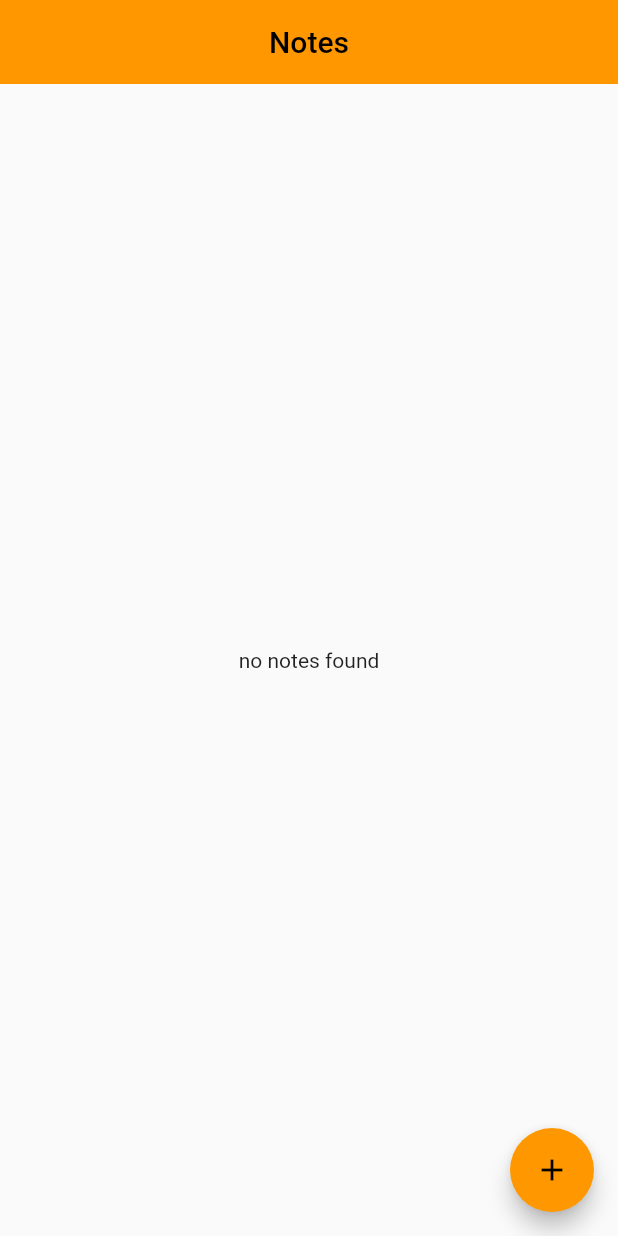
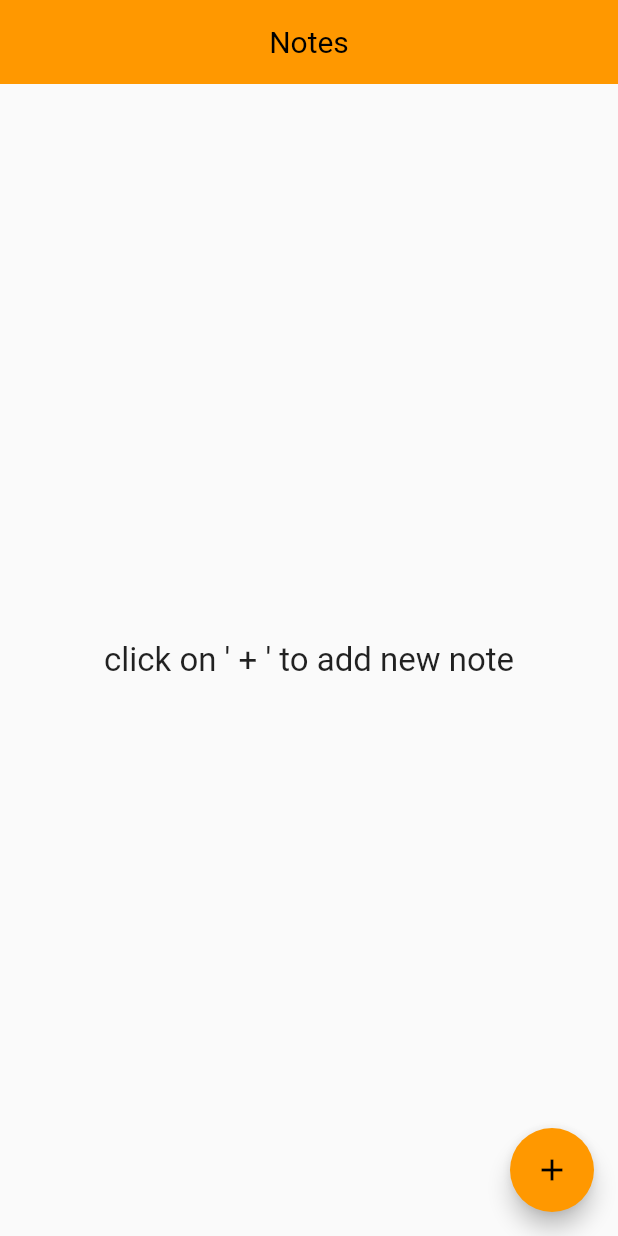
Before and after one commit to hemantjamdev/noteapp, a Flutter app: the screen it shows after launch, on a phone screen of 412 x 824 dp. Run offline on Flutter 3.47's test engine with Material 2 defaults, Android fonts, the phone set to English and light mode, and no system bars; our stand-ins replace hive, hive_flutter; accounts and stored records are empty.

Commit message:
hive added

```diff
--- a/lib/constant/strings.dart
+++ b/lib/constant/strings.dart
@@ -1,3 +1,4 @@
 class Strings {
   static const String dbName = "note_database";
+  static const String title="Notes";
 }
--- a/lib/main.dart
+++ b/lib/main.dart
@@ -2,12 +2,10 @@ import 'dart:io';
 import 'package:flutter/material.dart';
 import 'package:flutter/services.dart';
 import 'package:noteapp/screen/notes_list.dart';
-import 'package:provider/provider.dart';
 import 'package:hive/hive.dart';
 import 'package:path_provider/path_provider.dart' as path_provider;
 import 'constant/strings.dart';
 import 'model/notes_model.dart';
-import 'notifier/notes_notifier.dart';
 
 void main() async {
   WidgetsFlutterBinding.ensureInitialized();
@@ -22,7 +20,7 @@ void main() async {
   Hive.registerAdapter(NotesModelAdapter());
 
   ///create box(table) to store notes
-  Hive.openBox<NotesModelAdapter>(Strings.dbName);
+  await Hive.openBox<NotesModel>(Strings.dbName);
 
   SystemChrome.setPreferredOrientations([DeviceOrientation.portraitUp])
       .then((value) => runApp(const NotesApp()));
@@ -33,14 +31,11 @@ class NotesApp extends StatelessWidget {
 
   @override
   Widget build(BuildContext context) {
-    return MultiProvider(
-      providers: [ChangeNotifierProvider(create: (context) => NotesNotifier())],
-      child: MaterialApp(
-        title: "TODO",
-        debugShowCheckedModeBanner: false,
-        theme: ThemeData(primarySwatch: Colors.orange),
-        home: const NotesList(),
-      ),
+    return MaterialApp(
+      title: "TODO",
+      debugShowCheckedModeBanner: false,
+      theme: ThemeData(primarySwatch: Colors.orange),
+      home: const NotesList(),
     );
   }
 }
--- a/lib/notifier/notes_notifier.dart
+++ b/lib/notifier/notes_notifier.dart
@@ -1,10 +1,17 @@
+/*
+import 'dart:developer';
+
 import 'package:flutter/material.dart';
 import 'package:hive/hive.dart';
+import 'package:noteapp/constant/strings.dart';
 import 'package:noteapp/model/notes_model.dart';
 
 class NotesNotifier with ChangeNotifier {
+  NotesNotifier() {
+    getItem();
+  }
   List<NotesModel> notes = [];
-  List notelist = <NotesModel>[];
+
   addNote(NotesModel note) {
     notes.add(note);
     notifyListeners();
@@ -25,20 +32,17 @@ class NotesNotifier with ChangeNotifier {
   }
 
   addItem(NotesModel item) async {
-    var box = await Hive.openBox<NotesModel>('notes');
+    var box = await Hive.openBox<NotesModel>(Strings.dbName);
 
     box.add(item);
 
     notifyListeners();
   }
 
-
-
   getItem() async {
-    final box = await Hive.openBox<NotesModel>('notes');
-
-    notelist = box.values.toList();
-
+    final box =  Hive.box<NotesModel>(Strings.dbName);
+    notes = box.values.toList();
     notifyListeners();
   }
 }
+*/
--- a/lib/screen/notes_list.dart
+++ b/lib/screen/notes_list.dart
@@ -1,54 +1,32 @@
 import 'package:flutter/material.dart';
 import 'package:flutter_staggered_grid_view/flutter_staggered_grid_view.dart';
-import 'package:noteapp/notifier/notes_notifier.dart';
-import 'package:provider/provider.dart';
-
+import 'package:hive_flutter/hive_flutter.dart';
+import 'package:intl/intl.dart';
+import 'package:noteapp/constant/strings.dart';
+import 'package:noteapp/model/notes_model.dart';
 import 'notes_add.dart';
 
 class NotesList extends StatelessWidget {
   const NotesList({Key? key}) : super(key: key);
-
-  @override
-  Widget build(BuildContext context) {
-    return Scaffold(
-      appBar:
-          AppBar(elevation: 0, title: const Text("Notes"), centerTitle: true),
-      body: SafeArea(
-        child: Padding(
-          padding: const EdgeInsets.all(4.0),
-          child: Consumer<NotesNotifier>(
-            builder: (context, notifier, child) {
-              return notifier.notes.isNotEmpty
-                  ? StaggeredGrid.count(
-                      crossAxisCount: 2,
-                      children: notifier.notes
-                          .map(
-                            (note) => GestureDetector(
-                              onDoubleTap: () {
-                                notifier.addNote(note);
-                              },
+  Widget cw(BuildContext context, NotesModel note) {
+    return GestureDetector(
       onTap: () {
         Navigator.push(
           context,
           MaterialPageRoute(
-                                    builder: (context) => NotesAdd(
-                                      isUpdate: true,
-                                      note: note,
-                                    ),
+            builder: (context) => NotesAdd(isUpdate: true, note: note),
           ),
         );
       },
       onLongPress: () {
-                                if (notifier.notes.isNotEmpty) {
-                                  notifier.deleteNote(note);
-                                }
+        Box<NotesModel> box = Hive.box<NotesModel>(Strings.dbName);
+        box.delete(int.parse((int.parse(note.id!)).toString()));
       },
       child: Container(
         padding: const EdgeInsets.all(10),
         decoration: BoxDecoration(
             borderRadius: BorderRadius.circular(8),
-                                    border: Border.all(
-                                        color: Colors.black, width: 2)),
+            border: Border.all(color: Colors.black, width: 1)),
         margin: const EdgeInsets.all(5),
         child: Column(
           crossAxisAlignment: CrossAxisAlignment.start,
@@ -69,13 +47,56 @@ class NotesList extends StatelessWidget {
                 fontSize: 18,
               ),
             ),
+            Padding(
+              padding: const EdgeInsets.only(top: 10),
+              child: Align(
+                alignment: Alignment.bottomRight,
+                child: Text(
+                  DateFormat("dd-MM-yyyy hh:mm").format(note.createdon!),
+                  style: TextStyle(
+                    color: Colors.grey[700],
+                    fontSize: 10,
+                  ),
+                ),
+              ),
+            ),
           ],
         ),
       ),
+    );
+  }
+
+  @override
+  Widget build(BuildContext context) {
+    return Scaffold(
+      appBar: AppBar(
+        elevation: 0,
+        title: const Text(
+          Strings.title,
+          style: TextStyle(fontWeight: FontWeight.w400),
         ),
-                          )
+        centerTitle: true,
+      ),
+      body: SafeArea(
+        child: Padding(
+          padding: const EdgeInsets.all(4.0),
+          child: ValueListenableBuilder(
+            valueListenable: Hive.box<NotesModel>(Strings.dbName).listenable(),
+            builder: (context, Box<NotesModel> box, widget) {
+              Map<dynamic, NotesModel> map = box.toMap();
+              return box.values.isNotEmpty
+                  ? StaggeredGrid.count(
+                      crossAxisCount: 2,
+                      children: map.values
+                          .toList()
+                          .map((e) => cw(context, e))
                           .toList())
-                  : const Center(child: Text("no notes found"));
+                  : const Center(
+                      child: Text(
+                        "click on ' + ' to add new note",
+                        style: TextStyle(fontSize: 22),
+                      ),
+                    );
             },
           ),
         ),
@@ -83,15 +104,14 @@ class NotesList extends StatelessWidget {
       floatingActionButton: FloatingActionButton(
         child: const Icon(Icons.add),
         onPressed: () {
-
           Navigator.push(
             context,
             MaterialPageRoute(
-                  builder: (context) => const NotesAdd(isUpdate: false)));
+              builder: (context) => const NotesAdd(isUpdate: false),
+            ),
+          );
         },
       ),
     );
   }
 }
-
-/// children:notifier.notes.map((e) => Container(child:Text(e.title.toString()))).toList(),
--- a/pubspec.yaml
+++ b/pubspec.yaml
@@ -34,11 +34,11 @@ dependencies:
   # The following adds the Cupertino Icons font to your application.
   # Use with the CupertinoIcons class for iOS style icons.
   cupertino_icons: ^1.0.2
-  provider: ^6.0.2
   flutter_staggered_grid_view: ^0.6.1
-  uuid: ^3.0.6
   hive: ^2.0.5
   path_provider: ^2.0.9
+  hive_flutter: ^1.1.0
+  intl: ^0.17.0
 
 dev_dependencies:
   flutter_test:
```
Also changed, not shown: lib/screen/notes_add.dart (+31 -24 lines), 1 other file. Lines whose indentation alone changed are shown as unchanged.
